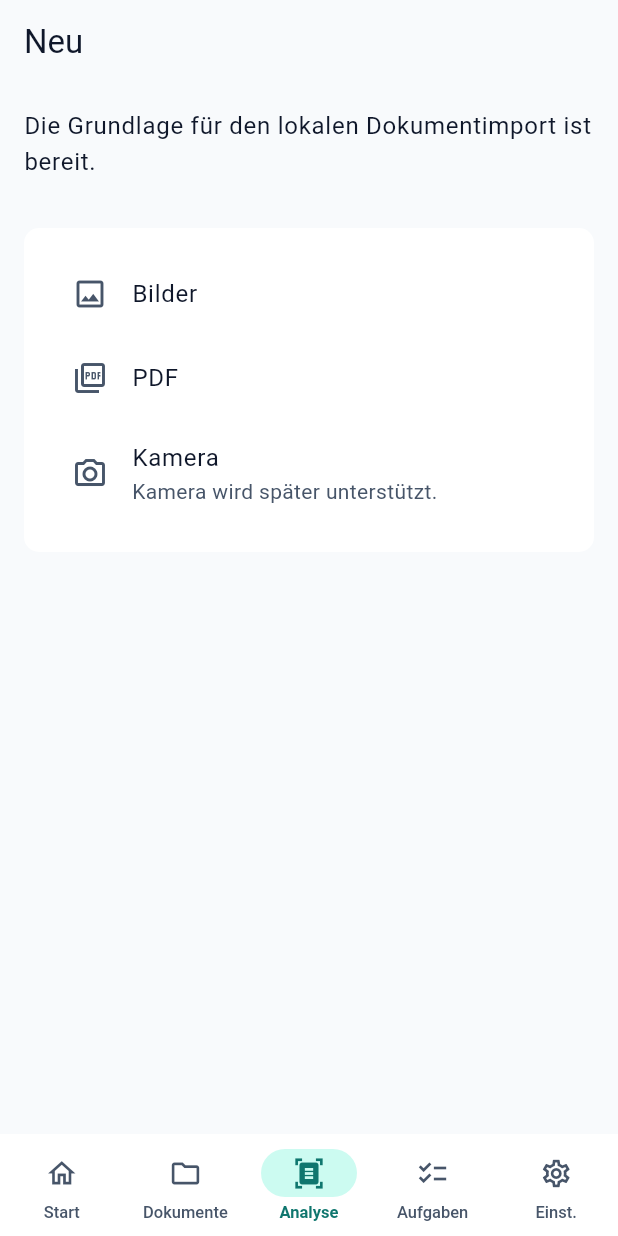
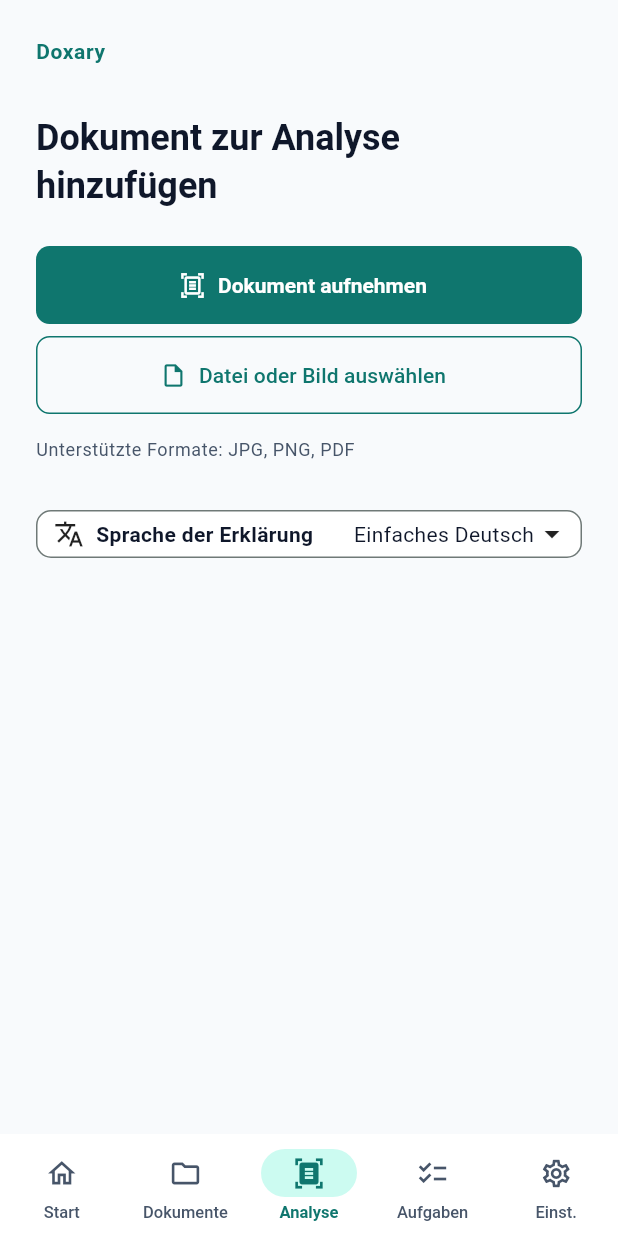
Before and after one commit to habeero/doxary, a Flutter app: the screen it shows after launch, item 3 of the bottom bar chosen, on a phone screen of 412 x 824 dp. Run offline on Flutter 3.47's test engine with Material 3 defaults, Android fonts, the phone set to English and light mode, and no system bars; our stand-ins replace drift, file_picker, flutter_riverpod, go_router; accounts and stored records are empty; generated files the repository leaves out were written again.

Commit message:
redesign: 01A - Add Document - Empty screen

```diff
--- a/lib/app/localization/app_localizations.dart
+++ b/lib/app/localization/app_localizations.dart
@@ -15,6 +15,10 @@ class AppLocalizations {
   String get documents => _value('documents');
   String get bottomNavigationDocuments => _bottomNavigationValue('documents');
   String get importDocument => _value('importDocument');
+  String get addDocumentForAnalysis => _value('addDocumentForAnalysis');
+  String get captureDocument => _value('captureDocument');
+  String get chooseFileOrImage => _value('chooseFileOrImage');
+  String get supportedFormats => _value('supportedFormats');
   String get analyze => _value('analyze');
   String get bottomNavigationAnalyze => _bottomNavigationValue('analyze');
   String get tasks => _value('tasks');
@@ -455,6 +459,10 @@ const _strings = <String, Map<String, String>>{
     'home': 'Start',
     'documents': 'Dokumente',
     'importDocument': 'Neu',
+    'addDocumentForAnalysis': 'Dokument zur Analyse hinzufügen',
+    'captureDocument': 'Dokument aufnehmen',
+    'chooseFileOrImage': 'Datei oder Bild auswählen',
+    'supportedFormats': 'Unterstützte Formate: JPG, PNG, PDF',
     'analyze': 'Analysieren',
     'tasks': 'Aufgaben',
     'profile': 'Profil',
@@ -500,6 +508,10 @@ const _strings = <String, Map<String, String>>{
     'home': 'الرئيسية',
     'documents': 'المستندات',
     'importDocument': 'إضافة',
+    'addDocumentForAnalysis': 'إضافة مستند للتحليل',
+    'captureDocument': 'تصوير مستند',
+    'chooseFileOrImage': 'اختيار ملف أو صورة',
+    'supportedFormats': 'الصيغ المدعومة: JPG، PNG، PDF',
     'analyze': 'تحليل',
     'tasks': 'المهام',
     'profile': 'الملف الشخصي',
--- a/lib/features/document_import/presentation/import_page.dart
+++ b/lib/features/document_import/presentation/import_page.dart
@@ -181,23 +181,168 @@ class _ImportPageState extends ConsumerState<ImportPage> {
     );
   }
 
+  Future<void> _showFileChoices() => showModalBottomSheet<void>(
+    context: context,
+    builder: (sheetContext) => SafeArea(
+      child: Column(
+        mainAxisSize: MainAxisSize.min,
+        children: [
+          ListTile(
+            key: const Key('import-choose-image'),
+            leading: const Icon(Icons.image_outlined),
+            title: Text(context.l10n.images),
+            onTap: _busy
+                ? null
+                : () {
+                    Navigator.of(sheetContext).pop();
+                    _select(ImportSource.imageLibrary);
+                  },
+          ),
+          ListTile(
+            key: const Key('import-choose-pdf'),
+            leading: const Icon(Icons.picture_as_pdf_outlined),
+            title: Text(context.l10n.pdf),
+            onTap: _busy
+                ? null
+                : () {
+                    Navigator.of(sheetContext).pop();
+                    _select(ImportSource.pdfFile);
+                  },
+          ),
+        ],
+      ),
+    ),
+  );
+
+  Widget _languageSelector(
+    BuildContext context,
+    AnalysisOutputLanguage analysisLanguage,
+  ) {
+    final l10n = context.l10n;
+    return Semantics(
+      label: l10n.analysisLanguageLabel,
+      child: DecoratedBox(
+        key: const Key('analysis-language-selector'),
+        decoration: BoxDecoration(
+          color: Theme.of(context).colorScheme.surface,
+          borderRadius: BorderRadius.circular(10),
+          border: Border.all(color: Theme.of(context).dividerColor),
+        ),
+        child: Padding(
+          padding: const EdgeInsetsDirectional.fromSTEB(12, 4, 8, 4),
+          child: Row(
+            children: [
+              const Icon(Icons.translate_outlined, size: 20),
+              const SizedBox(width: AppSpacing.sm),
+              Expanded(
+                child: Text(
+                  l10n.analysisLanguageLabel,
+                  style: Theme.of(context).textTheme.bodyMedium
+                      ?.copyWith(fontWeight: FontWeight.w600),
+                ),
+              ),
+              PopupMenuButton<AnalysisOutputLanguage>(
+                enabled: !_busy,
+                tooltip: l10n.analysisLanguageLabel,
+                onSelected: (value) => ref
+                    .read(analysisLanguageProvider.notifier)
+                    .setLanguage(value),
+                itemBuilder: (_) => [
+                  PopupMenuItem(
+                    value: AnalysisOutputLanguage.arabic,
+                    child: Text(l10n.analysisLanguageArabic),
+                  ),
+                  PopupMenuItem(
+                    value: AnalysisOutputLanguage.simpleGerman,
+                    child: Text(l10n.analysisLanguageSimpleGerman),
+                  ),
+                ],
+                child: Row(
+                  mainAxisSize: MainAxisSize.min,
+                  children: [
+                    Text(
+                      analysisLanguage == AnalysisOutputLanguage.arabic
+                          ? l10n.analysisLanguageArabic
+                          : l10n.analysisLanguageSimpleGerman,
+                    ),
+                    const Icon(Icons.arrow_drop_down),
+                  ],
+                ),
+              ),
+            ],
+          ),
+        ),
+      ),
+    );
+  }
+
   @override
   Widget build(BuildContext context) {
     final l10n = context.l10n;
     final analysisLanguage = ref.watch(analysisLanguageProvider);
     return SafeArea(
-      child: Scaffold(
-        appBar: AppBar(title: Text(l10n.importDocument)),
-        body: Padding(
-          padding: const EdgeInsets.all(AppSpacing.md),
+      child: Material(
+        color: Colors.transparent,
+        child: SingleChildScrollView(
+          padding: const EdgeInsetsDirectional.fromSTEB(
+            AppSpacing.lg,
+            AppSpacing.lg,
+            AppSpacing.lg,
+            AppSpacing.xl,
+          ),
+          child: ConstrainedBox(
+            constraints: const BoxConstraints(maxWidth: 720),
             child: Column(
               crossAxisAlignment: CrossAxisAlignment.stretch,
               children: [
                 Text(
-                l10n.foundationMessage,
-                style: Theme.of(context).textTheme.bodyLarge,
+                  l10n.productName,
+                  style: Theme.of(context).textTheme.labelLarge?.copyWith(
+                    color: Theme.of(context).colorScheme.primary,
+                    fontWeight: FontWeight.w700,
+                    letterSpacing: 0.4,
                   ),
-              if (_selection != null) ...[
+                ),
+                const SizedBox(height: AppSpacing.xl),
+                if (_selection == null) ...[
+                  Text(
+                    l10n.addDocumentForAnalysis,
+                    style: Theme.of(context).textTheme.headlineSmall
+                        ?.copyWith(fontWeight: FontWeight.w700),
+                  ),
+                  const SizedBox(height: AppSpacing.lg),
+                  FilledButton.icon(
+                    key: const Key('capture-document-action'),
+                    onPressed: _busy
+                        ? null
+                        : () => _select(ImportSource.camera),
+                    icon: const Icon(Icons.document_scanner_outlined),
+                    label: Text(l10n.captureDocument),
+                    style: FilledButton.styleFrom(
+                      minimumSize: const Size.fromHeight(52),
+                    ),
+                  ),
+                  const SizedBox(height: AppSpacing.sm),
+                  OutlinedButton.icon(
+                    key: const Key('choose-file-image-action'),
+                    onPressed: _busy ? null : _showFileChoices,
+                    icon: const Icon(Icons.insert_drive_file_outlined),
+                    label: Text(l10n.chooseFileOrImage),
+                    style: OutlinedButton.styleFrom(
+                      minimumSize: const Size.fromHeight(52),
+                    ),
+                  ),
+                  const SizedBox(height: AppSpacing.md),
+                  Text(
+                    l10n.supportedFormats,
+                    key: const Key('supported-formats-guidance'),
+                    style: Theme.of(context).textTheme.bodySmall?.copyWith(
+                      color: Theme.of(context).colorScheme.onSurfaceVariant,
+                    ),
+                  ),
+                  const SizedBox(height: AppSpacing.xl),
+                  _languageSelector(context, analysisLanguage),
+                ] else ...[
                   const SizedBox(height: AppSpacing.md),
                   AppSectionCard(
                     child: Column(
@@ -207,32 +352,7 @@ class _ImportPageState extends ConsumerState<ImportPage> {
                           title: Text(l10n.selectedDocument),
                           subtitle: Text('${_selection!.files.length} file(s)'),
                         ),
-                      ListTile(
-                        leading: const Icon(Icons.translate_outlined),
-                        title: Text(l10n.analysisLanguageLabel),
-                        trailing: DropdownButton<AnalysisOutputLanguage>(
-                          value: analysisLanguage,
-                          onChanged: _busy
-                              ? null
-                              : (value) {
-                                  if (value != null) {
-                                    ref
-                                        .read(analysisLanguageProvider.notifier)
-                                        .setLanguage(value);
-                                  }
-                                },
-                          items: [
-                            DropdownMenuItem(
-                              value: AnalysisOutputLanguage.arabic,
-                              child: Text(l10n.analysisLanguageArabic),
-                            ),
-                            DropdownMenuItem(
-                              value: AnalysisOutputLanguage.simpleGerman,
-                              child: Text(l10n.analysisLanguageSimpleGerman),
-                            ),
-                          ],
-                        ),
-                      ),
+                        _languageSelector(context, analysisLanguage),
                       ],
                     ),
                   ),
@@ -241,12 +361,6 @@ class _ImportPageState extends ConsumerState<ImportPage> {
                     onPressed: _busy ? null : _analyze,
                     icon: const Icon(Icons.auto_awesome),
                     label: Text(l10n.startAnalysis),
-                ),
-              ],
-              if (_message != null)
-                Padding(
-                  padding: const EdgeInsets.only(top: AppSpacing.sm),
-                  child: Text(_message!),
                   ),
                   const SizedBox(height: AppSpacing.xl),
                   AppSectionCard(
@@ -262,18 +376,29 @@ class _ImportPageState extends ConsumerState<ImportPage> {
                         ListTile(
                           leading: const Icon(Icons.picture_as_pdf_outlined),
                           title: Text(l10n.pdf),
-                      onTap: _busy ? null : () => _select(ImportSource.pdfFile),
+                          onTap: _busy
+                              ? null
+                              : () => _select(ImportSource.pdfFile),
                         ),
                         ListTile(
                           leading: const Icon(Icons.photo_camera_outlined),
                           title: Text(l10n.camera),
                           subtitle: Text(l10n.cameraDeferred),
-                      onTap: _busy ? null : () => _select(ImportSource.camera),
+                          onTap: _busy
+                              ? null
+                              : () => _select(ImportSource.camera),
                         ),
                       ],
                     ),
                   ),
                 ],
+                if (_message != null)
+                  Padding(
+                    padding: const EdgeInsets.only(top: AppSpacing.sm),
+                    child: Text(_message!),
+                  ),
+              ],
+            ),
           ),
         ),
       ),
```
Also changed, not shown: 1 other file. Lines whose indentation alone changed are shown as unchanged.
